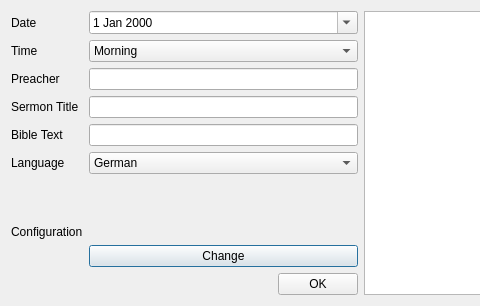
Before: the Qt Designer form FEG Live Producer/startdialog.ui in davidweisgerber/FEGLive, drawn with Qt 5; both pictures show x 0 to 480 and y 0 to 306 of the 721 by 306 pixel window.
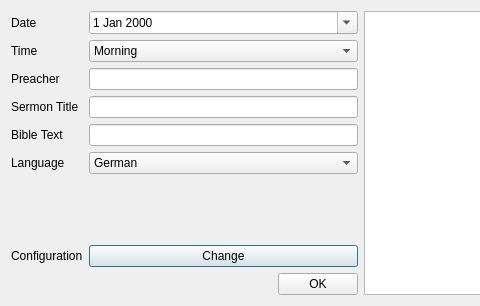
After: the same form once the commit is applied.

What changed in the file:
```diff
--- a/FEG Live Producer/startdialog.ui
+++ b/FEG Live Producer/startdialog.ui
@@ -111,13 +111,6 @@
          </property>
         </spacer>
        </item>
-       <item row="7" column="0">
-        <widget class="QLabel" name="label_6">
-         <property name="text">
-          <string>Configuration</string>
-         </property>
-        </widget>
-       </item>
        <item row="7" column="1">
         <widget class="QLabel" name="configurationLabel">
          <property name="text">
@@ -153,6 +146,13 @@
          </item>
         </widget>
        </item>
+       <item row="8" column="0">
+        <widget class="QLabel" name="label_6">
+         <property name="text">
+          <string>Configuration</string>
+         </property>
+        </widget>
+       </item>
       </layout>
      </item>
      <item>
```
Left out of the diff: 19 changed lines with no effect on the pictures.
